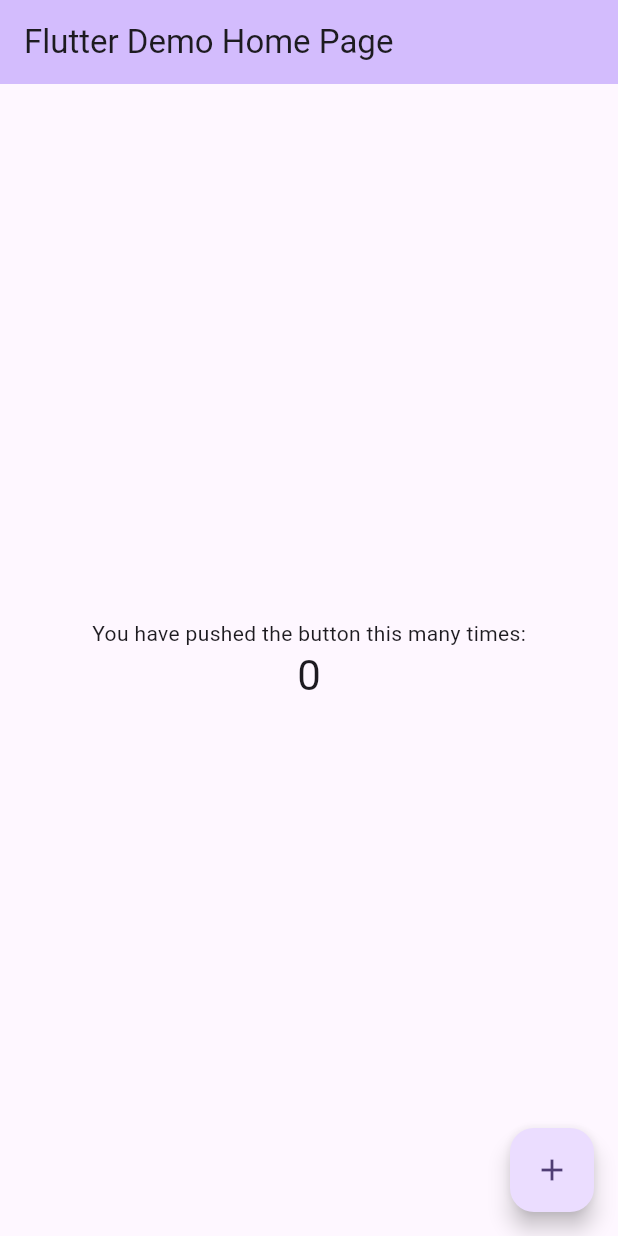
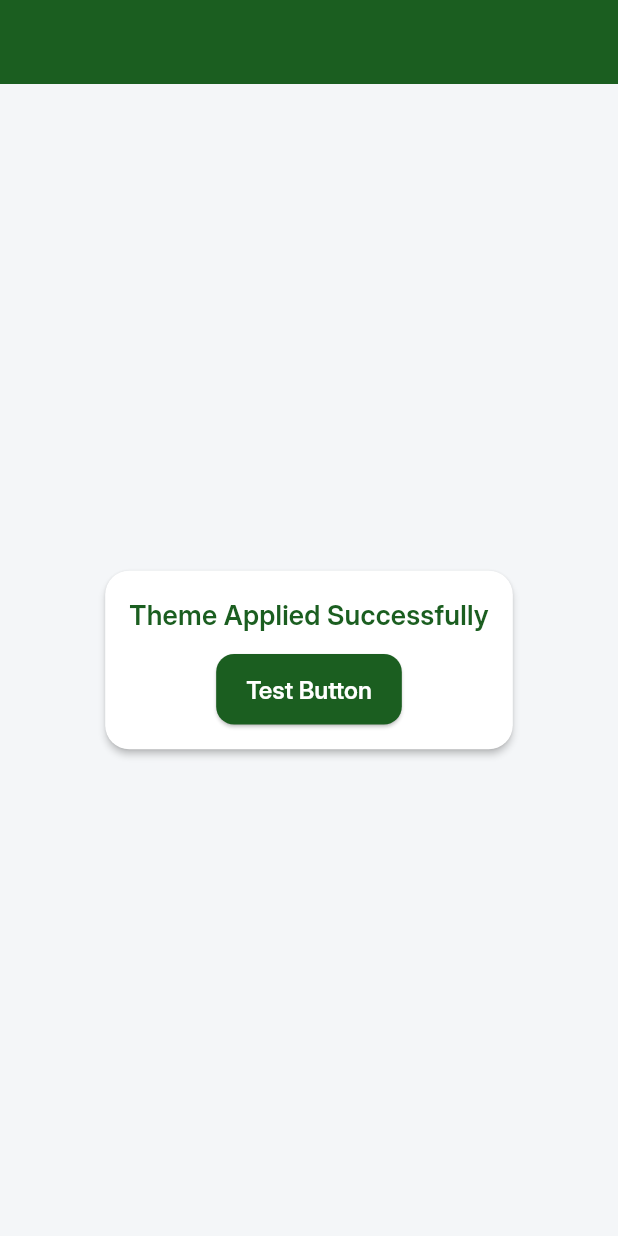
Before and after one commit to IrfanFathan/westo, a Flutter app: the screen it shows after launch, on a phone screen of 412 x 824 dp. Run offline on Flutter 3.47's test engine with Material 3 defaults, Android fonts, the light colour scheme and no system bars.

Commit message:
Replace default counter app with WestoApp entry point and theme
- Replace `MyApp` and `MyHomePage` boilerplate with `WestoApp` and a `HomePlaceholder` widget.
- Integrate `AppTheme.lightTheme` into the `MaterialApp` configuration.
- Disable the debug banner.
- Add a temporary dashboard placeholder with a Card and Button to verify theme application.

```diff
--- a/lib/main.dart
+++ b/lib/main.dart
@@ -1,121 +1,60 @@
 import 'package:flutter/material.dart';
+import 'core/theme/app_theme.dart';
 
 void main() {
-  runApp(const MyApp());
+  runApp(const WestoApp());
 }
+class WestoApp extends StatelessWidget {
+  const WestoApp({super.key});
 
-class MyApp extends StatelessWidget {
-  const MyApp({super.key});
-
-  // This widget is the root of your application.
   @override
   Widget build(BuildContext context) {
     return MaterialApp(
-      title: 'Flutter Demo',
-      theme: ThemeData(
-        // This is the theme of your application.
-        //
-        // TRY THIS: Try running your application with "flutter run". You'll see
-        // the application has a purple toolbar. Then, without quitting the app,
-        // try changing the seedColor in the colorScheme below to Colors.green
-        // and then invoke "hot reload" (save your changes or press the "hot
-        // reload" button in a Flutter-supported IDE, or press "r" if you used
-        // the command line to start the app).
-        //
-        // Notice that the counter didn't reset back to zero; the application
-        // state is not lost during the reload. To reset the state, use hot
-        // restart instead.
-        //
-        // This works for code too, not just values: Most code changes can be
-        // tested with just a hot reload.
-        colorScheme: .fromSeed(seedColor: Colors.deepPurple),
-      ),
-      home: const MyHomePage(title: 'Flutter Demo Home Page'),
+
+      title: 'Westo',
+
+      // Removes the debug banner from top-right corner
+      debugShowCheckedModeBanner: false,
+
+      // Apply the global light theme created
+      theme: AppTheme.lightTheme,
+
+      // Temporary home screen (replace later with Login/Dashboard)
+      home: const HomePlaceholder(),
     );
   }
 }
 
-class MyHomePage extends StatefulWidget {
-  const MyHomePage({super.key, required this.title});
-
-  // This widget is the home page of your application. It is stateful, meaning
-  // that it has a State object (defined below) that contains fields that affect
-  // how it looks.
-
-  // This class is the configuration for the state. It holds the values (in this
-  // case the title) provided by the parent (in this case the App widget) and
-  // used by the build method of the State. Fields in a Widget subclass are
-  // always marked "final".
-
-  final String title;
-
-  @override
-  State<MyHomePage> createState() => _MyHomePageState();
-}
-
-class _MyHomePageState extends State<MyHomePage> {
-  int _counter = 0;
-
-  void _incrementCounter() {
-    setState(() {
-      // This call to setState tells the Flutter framework that something has
-      // changed in this State, which causes it to rerun the build method below
-      // so that the display can reflect the updated values. If we changed
-      // _counter without calling setState(), then the build method would not be
-      // called again, and so nothing would appear to happen.
-      _counter++;
-    });
-  }
+// Temporary screen to verify theme is working
+class HomePlaceholder extends StatelessWidget {
+  const HomePlaceholder({super.key});
 
   @override
   Widget build(BuildContext context) {
-    // This method is rerun every time setState is called, for instance as done
-    // by the _incrementCounter method above.
-    //
-    // The Flutter framework has been optimized to make rerunning build methods
-    // fast, so that you can just rebuild anything that needs updating rather
-    // than having to individually change instances of widgets.
     return Scaffold(
       appBar: AppBar(
-        // TRY THIS: Try changing the color here to a specific color (to
-        // Colors.amber, perhaps?) and trigger a hot reload to see the AppBar
-        // change color while the other colors stay the same.
-        backgroundColor: Theme.of(context).colorScheme.inversePrimary,
-        // Here we take the value from the MyHomePage object that was created by
-        // the App.build method, and use it to set our appbar title.
-        title: Text(widget.title),
+        title: const Text('Westo Dashboard'),
       ),
       body: Center(
-        // Center is a layout widget. It takes a single child and positions it
-        // in the middle of the parent.
-        child: Column(
-          // Column is also a layout widget. It takes a list of children and
-          // arranges them vertically. By default, it sizes itself to fit its
-          // children horizontally, and tries to be as tall as its parent.
-          //
-          // Column has various properties to control how it sizes itself and
-          // how it positions its children. Here we use mainAxisAlignment to
-          // center the children vertically; the main axis here is the vertical
-          // axis because Columns are vertical (the cross axis would be
-          // horizontal).
-          //
-          // TRY THIS: Invoke "debug painting" (choose the "Toggle Debug Paint"
-          // action in the IDE, or press "p" in the console), to see the
-          // wireframe for each widget.
-          mainAxisAlignment: .center,
-          children: [
-            const Text('You have pushed the button this many times:'),
-            Text(
-              '$_counter',
-              style: Theme.of(context).textTheme.headlineMedium,
+        child: Card(
+          child: Padding(
+            padding: const EdgeInsets.all(16),
+            child: Column(
+              mainAxisSize: MainAxisSize.min,
+              children: [
+                Text(
+                  'Theme Applied Successfully',
+                  style: Theme.of(context).textTheme.titleMedium,
+                ),
+                const SizedBox(height: 12),
+                ElevatedButton(
+                  onPressed: () {},
+                  child: const Text('Test Button'),
+                ),
+              ],
             ),
-          ],
+          ),
         ),
-      ),
-      floatingActionButton: FloatingActionButton(
-        onPressed: _incrementCounter,
-        tooltip: 'Increment',
-        child: const Icon(Icons.add),
       ),
     );
   }
```
